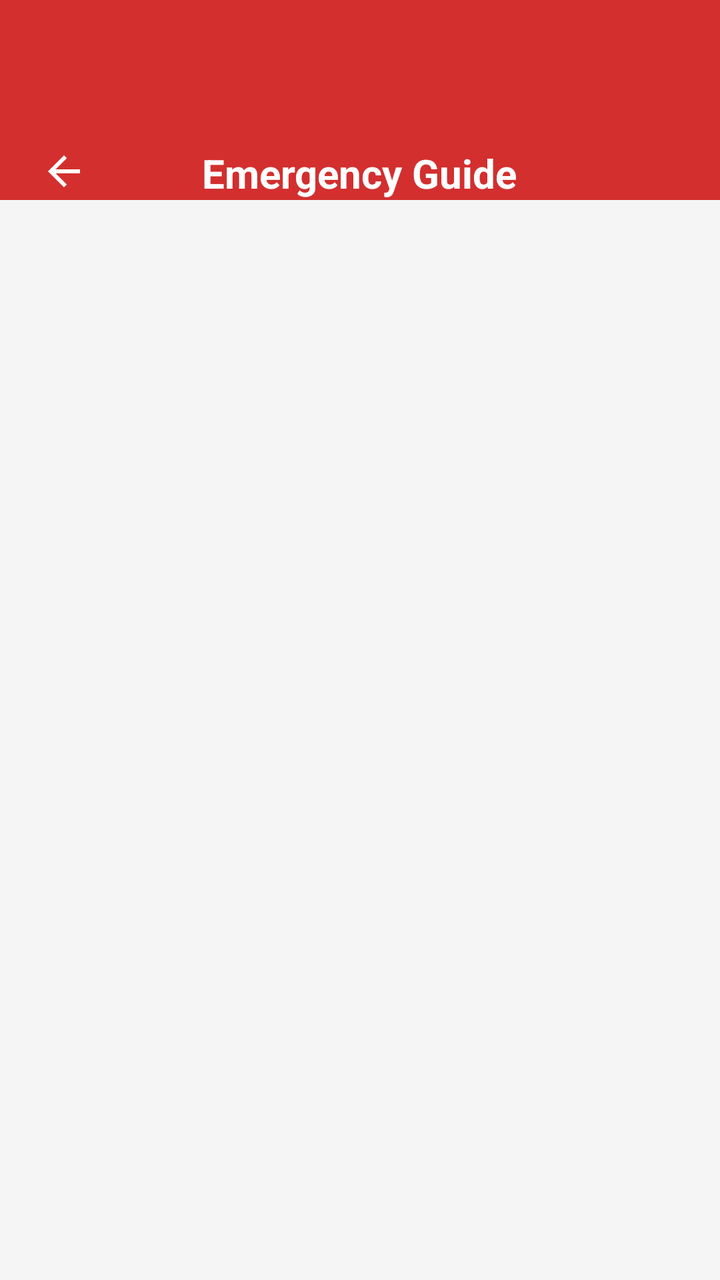
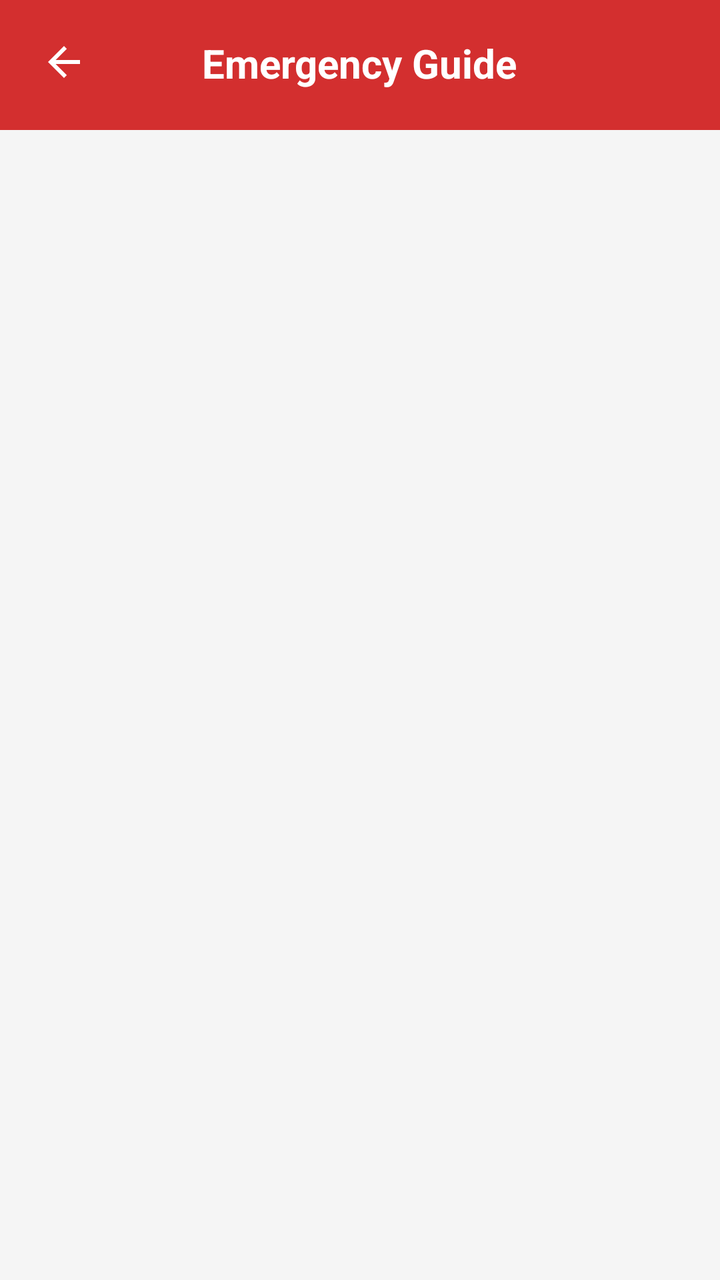

The first picture is an Android layout as it rendered before a commit; the second is the same layout after the commit. The layout source and the unified diff follow.
<!-- AndroidManifest.xml: activity theme Theme.JERAPP -->
<!-- res/layout/activity_cpr_general.xml -->
<?xml version="1.0" encoding="utf-8"?>
<LinearLayout xmlns:android="http://schemas.android.com/apk/res/android"
    xmlns:app="http://schemas.android.com/apk/res-auto"
    android:layout_width="match_parent"
    android:layout_height="match_parent"
    android:orientation="vertical"
    android:background="#F5F5F5">

    
    <RelativeLayout
        android:layout_width="match_parent"
        android:layout_height="100dp"
        android:fitsSystemWindows="true"
        android:background="@color/primary">

        <ImageButton
            android:id="@+id/btnBack"
            android:layout_width="48dp"
            android:layout_height="48dp"
            android:layout_alignParentBottom="true"
            android:layout_marginBottom="-10dp"
            android:layout_marginStart="8dp"
            android:background="?attr/selectableItemBackgroundBorderless"
            android:src="@drawable/ic_back"
            app:tint="@color/white" />

        <TextView
            android:layout_width="wrap_content"
            android:layout_height="wrap_content"
            android:layout_centerHorizontal="true"
            android:layout_alignParentBottom="true"
            android:text="Emergency Guide"
            android:textColor="@color/white"
            android:textSize="20sp"
            android:textStyle="bold" />
    </RelativeLayout>
</LinearLayout>
<!-- resources referenced by this layout -->
<resources>
  <color name="primary">#D32F2F</color>
  <color name="white">#FFFFFF</color>
  <!-- drawable ic_back (drawable) -->
  <vector
      xmlns:android="http://schemas.android.com/apk/res/android"
      android:autoMirrored="true"
      android:height="24dp"
      android:tint="#FFFFFF"
      android:viewportHeight="24"
      android:viewportWidth="24"
      android:width="24dp">
        
      <path
          android:fillColor="@android:color/white"
          android:pathData="M20,11H7.83l5.59,-5.59L12,4l-8,8 8,8 1.41,-1.41L7.83,13H20v-2z"/>
      
  </vector>
  <style name="Theme.JERAPP" parent="Theme.Material3.DayNight.NoActionBar">
          
          <item name="colorPrimary">@color/primary</item>
          <item name="android:statusBarColor">@color/primary</item>
  
          
          <item name="android:windowLightStatusBar">false</item>
  
          
          <item name="android:navigationBarColor">@color/background</item>
          <item name="android:windowLightNavigationBar">true</item>
      </style>
  <color name="background">#FFFBFF</color>
</resources>

<!-- the commit's change to res/layout/activity_cpr_general.xml (unified diff, before → after) -->
@@ -9,7 +9,7 @@
     
     <RelativeLayout
         android:layout_width="match_parent"
-        android:layout_height="100dp"
+        android:layout_height="65dp"
         android:fitsSystemWindows="true"
         android:background="@color/primary">
 
@@ -18,7 +18,7 @@
             android:layout_width="48dp"
             android:layout_height="48dp"
             android:layout_alignParentBottom="true"
-            android:layout_marginBottom="-10dp"
+            android:layout_marginBottom="10dp"
             android:layout_marginStart="8dp"
             android:background="?attr/selectableItemBackgroundBorderless"
             android:src="@drawable/ic_back"
@@ -29,6 +29,7 @@
             android:layout_height="wrap_content"
             android:layout_centerHorizontal="true"
             android:layout_alignParentBottom="true"
+            android:layout_marginBottom="20dp"
             android:text="Emergency Guide"
             android:textColor="@color/white"
             android:textSize="20sp"
